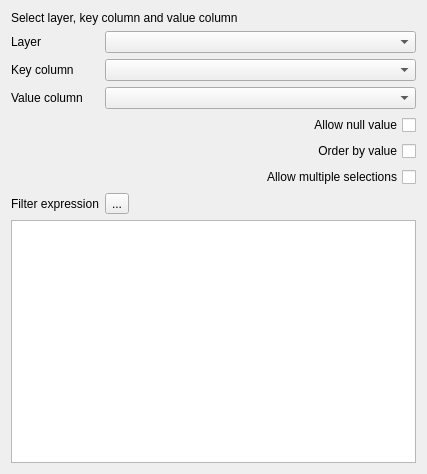
Old version of the form src/ui/editorwidgets/qgsvaluerelationconfigdlgbase.ui in the repository qgis/QGIS.
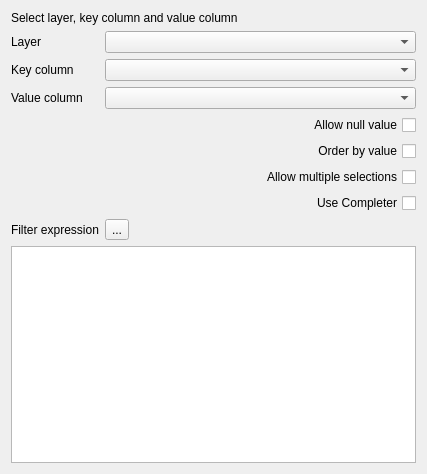
New version of the form. Custom widgets are drawn as their Qt base class.

Commit message: [FEATURE] Add lineedit with autocompleter for ValueRelation edit widget

What changed in the file:
```diff
--- a/src/ui/editorwidgets/qgsvaluerelationconfigdlgbase.ui
+++ b/src/ui/editorwidgets/qgsvaluerelationconfigdlgbase.ui
@@ -93,7 +93,7 @@
      </property>
     </widget>
    </item>
-   <item row="7" column="0">
+   <item row="8" column="0">
     <widget class="QLabel" name="label_19">
      <property name="text">
       <string>Filter expression</string>
@@ -103,7 +103,7 @@
      </property>
     </widget>
    </item>
-   <item row="7" column="1">
+   <item row="8" column="1">
     <widget class="QToolButton" name="mEditExpression">
      <property name="layoutDirection">
       <enum>Qt::RightToLeft</enum>
@@ -113,9 +113,19 @@
      </property>
     </widget>
    </item>
-   <item row="8" column="0" colspan="2">
+   <item row="9" column="0" colspan="2">
     <widget class="QTextEdit" name="mFilterExpression"/>
    </item>
+   <item row="7" column="0" colspan="2">
+    <widget class="QCheckBox" name="mUseCompleter">
+     <property name="layoutDirection">
+      <enum>Qt::RightToLeft</enum>
+     </property>
+     <property name="text">
+      <string>Use Completer</string>
+     </property>
+    </widget>
+   </item>
   </layout>
  </widget>
  <customwidgets>
```
The commit also changes 4 other files.
